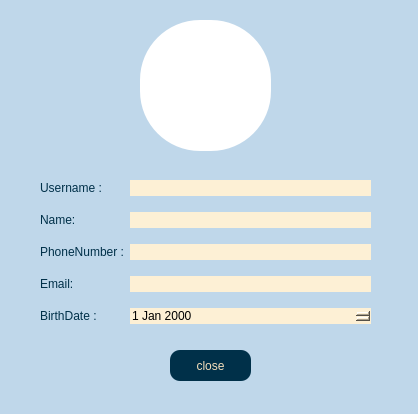
Qt form client/profile.ui (AP-projects-4001/jan-ghahve) before a commit.
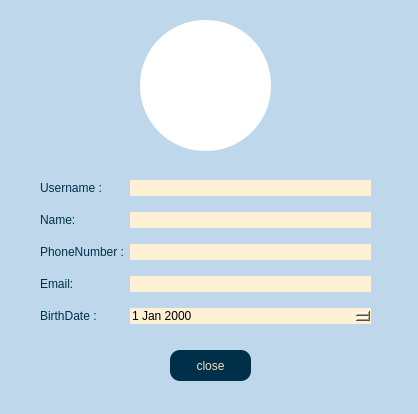
The same form after that commit.

The edit to the form file:
```diff
--- a/client/profile.ui
+++ b/client/profile.ui
@@ -166,7 +166,7 @@
    </property>
    <property name="styleSheet">
     <string notr="true">background-color:white;
-border-radius:60%;</string>
+border-radius:65%;</string>
    </property>
    <property name="text">
     <string/>
```
